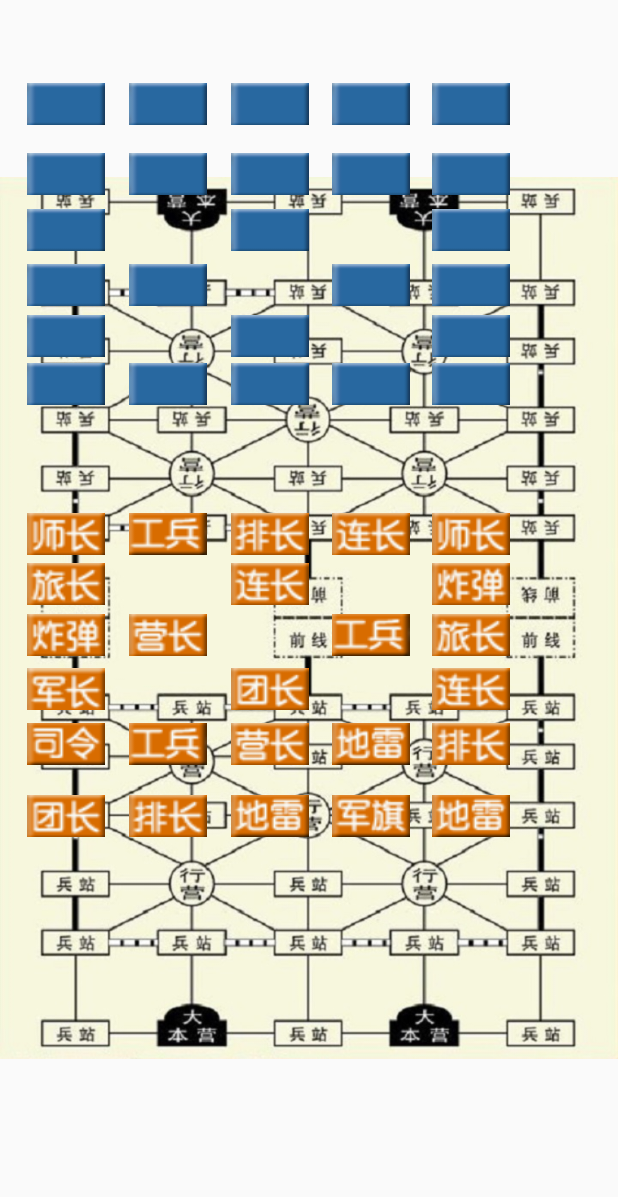
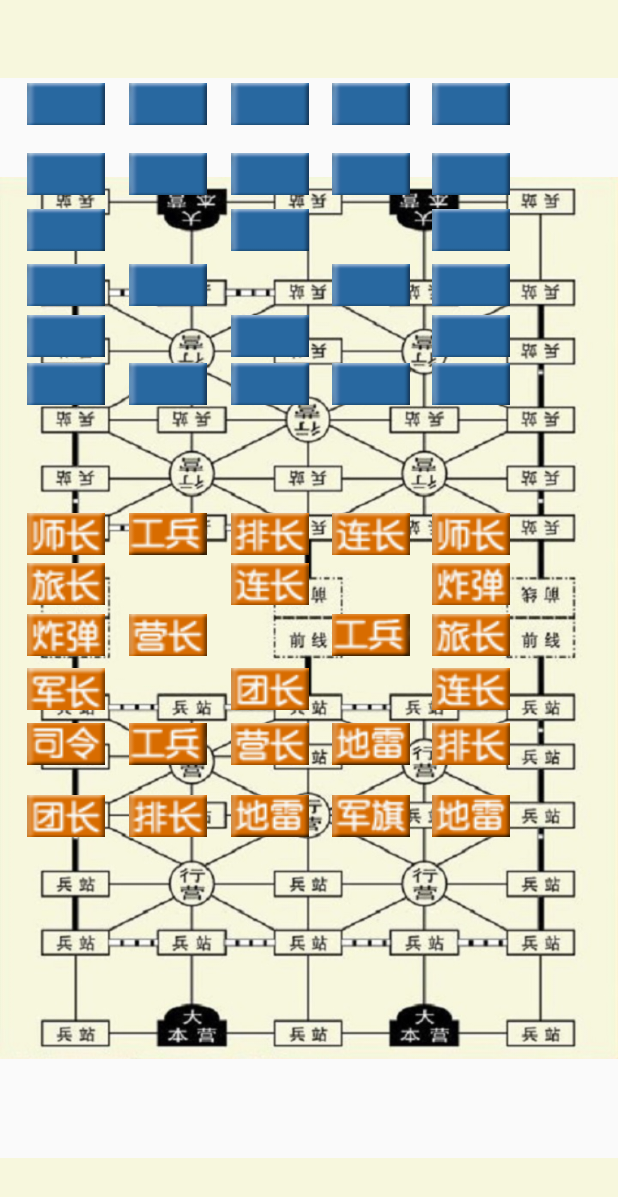
Before and after one commit to donnyyou/MilitaryChessApp, an Android app: the screen it shows after launch (MainActivity), on a phone screen of 412 x 824 dp. Shown: the top 1197 px of the screen. Run offline under Robolectric (Android 15) with nearby library versions, the phone set to English and light mode, and no system bars.

Commit message:
Change BG Color of Top and Bottom Zones

```diff
--- a/app/src/main/res/layout-normal/activity_main.xml
+++ b/app/src/main/res/layout-normal/activity_main.xml
@@ -21,7 +21,8 @@
 
         <RelativeLayout
             android:layout_width="match_parent"
-            android:layout_height="52dp">
+            android:layout_height="52dp"
+            android:background="#f7f7dd">
 
         </RelativeLayout>
 
@@ -863,7 +864,8 @@
             android:layout_alignParentEnd="false"
             android:layout_alignParentTop="false"
             android:layout_marginBottom="0dp"
-            android:layout_height="52dp">
+            android:layout_height="52dp"
+            android:background="#f7f7dd">
 
         </RelativeLayout>
 
```
